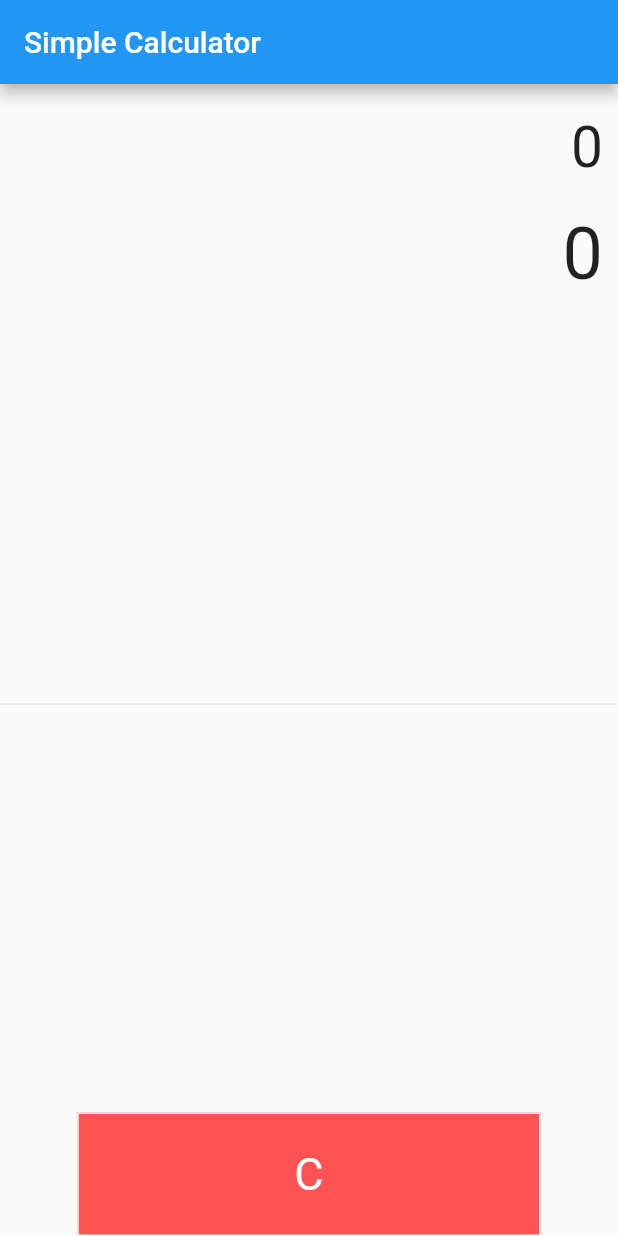
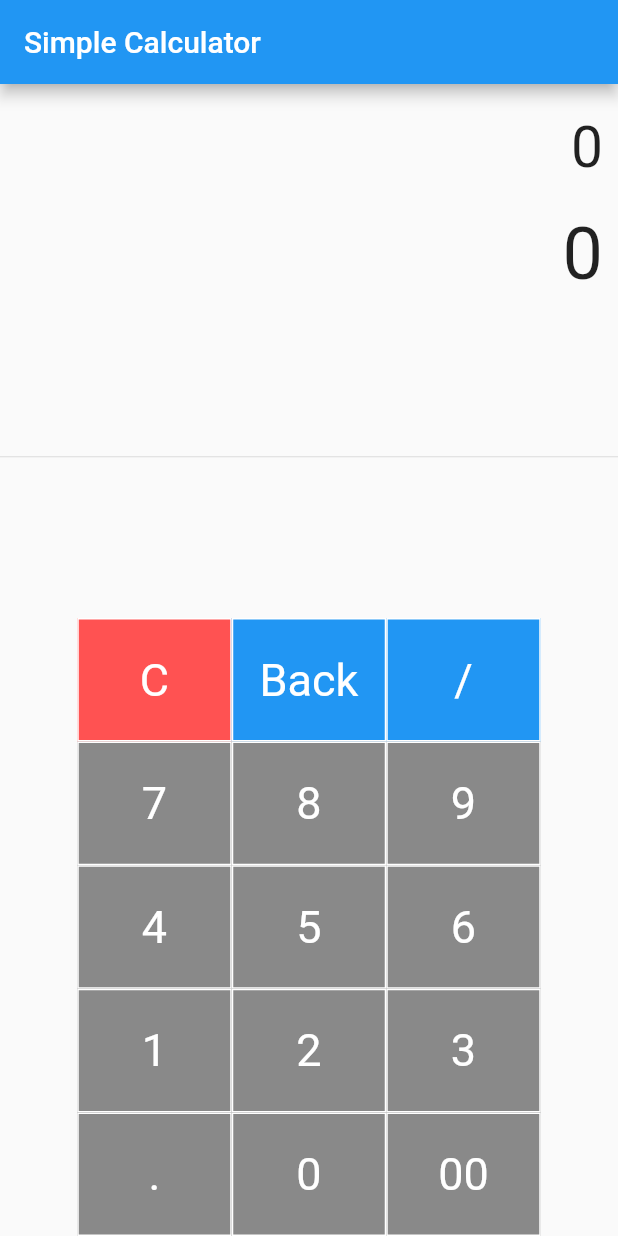
Before and after one commit to HansiGaya99/Calculator---Flutter, a Flutter app: the screen it shows after launch, on a phone screen of 412 x 824 dp. Run offline on Flutter 3.47's test engine with Material 2 defaults, Android fonts, the phone set to English and light mode, and no system bars.

Commit message:
Update 9

```diff
--- a/calculator/lib/main.dart
+++ b/calculator/lib/main.dart
@@ -29,6 +29,31 @@ class _SimpleCalculatorState extends State<SimpleCalculator> {
   get onPressed => null;
 
   get child => null;
+
+  Widget buildButton(
+      String buttonText, double buttonHeight, Color buttonColor) {
+    return Container(
+      height: MediaQuery.of(context).size.height * 0.1 * buttonHeight,
+      color: buttonColor,
+      // ignore: deprecated_member_use
+      child: FlatButton(
+        shape: RoundedRectangleBorder(
+          borderRadius: BorderRadius.circular(0.0),
+          side: BorderSide(
+              color: Colors.white, width: 1, style: BorderStyle.solid),
+        ),
+        padding: EdgeInsets.all(16.0),
+        onPressed: null,
+        child: Text(
+          buttonText,
+          style: TextStyle(
+              fontSize: 30.0,
+              fontWeight: FontWeight.normal,
+              color: Colors.white),
+        ),
+      ),
+    );
+  }
 
   @override
   Widget build(BuildContext context) {
@@ -64,29 +89,37 @@ class _SimpleCalculatorState extends State<SimpleCalculator> {
                   children: [
                     TableRow(
                       children: [
-                        Container(
-                          height: MediaQuery.of(context).size.height * 0.1,
-                          color: Colors.redAccent,
-                          // ignore: deprecated_member_use
-                          child: FlatButton(
-                            shape: RoundedRectangleBorder(
-                              borderRadius: BorderRadius.circular(0.0),
-                              side: BorderSide(
-                                  color: Colors.white,
-                                  width: 1,
-                                  style: BorderStyle.solid),
-                            ),
-                            padding: EdgeInsets.all(16.0),
-                            onPressed: null,
-                            child: Text(
-                              "C",
-                              style: TextStyle(
-                                  fontSize: 30.0,
-                                  fontWeight: FontWeight.normal,
-                                  color: Colors.white),
-                            ),
-                          ),
-                        ),
+                        buildButton("C", 1, Colors.redAccent),
+                        buildButton("Back", 1, Colors.blue),
+                        buildButton("/", 1, Colors.blue),
+                      ],
+                    ),
+                    TableRow(
+                      children: [
+                        buildButton("7", 1, Colors.black45),
+                        buildButton("8", 1, Colors.black45),
+                        buildButton("9", 1, Colors.black45),
+                      ],
+                    ),
+                    TableRow(
+                      children: [
+                        buildButton("4", 1, Colors.black45),
+                        buildButton("5", 1, Colors.black45),
+                        buildButton("6", 1, Colors.black45),
+                      ],
+                    ),
+                    TableRow(
+                      children: [
+                        buildButton("1", 1, Colors.black45),
+                        buildButton("2", 1, Colors.black45),
+                        buildButton("3", 1, Colors.black45),
+                      ],
+                    ),
+                    TableRow(
+                      children: [
+                        buildButton(".", 1, Colors.black45),
+                        buildButton("0", 1, Colors.black45),
+                        buildButton("00", 1, Colors.black45),
                       ],
                     ),
                   ],
```
